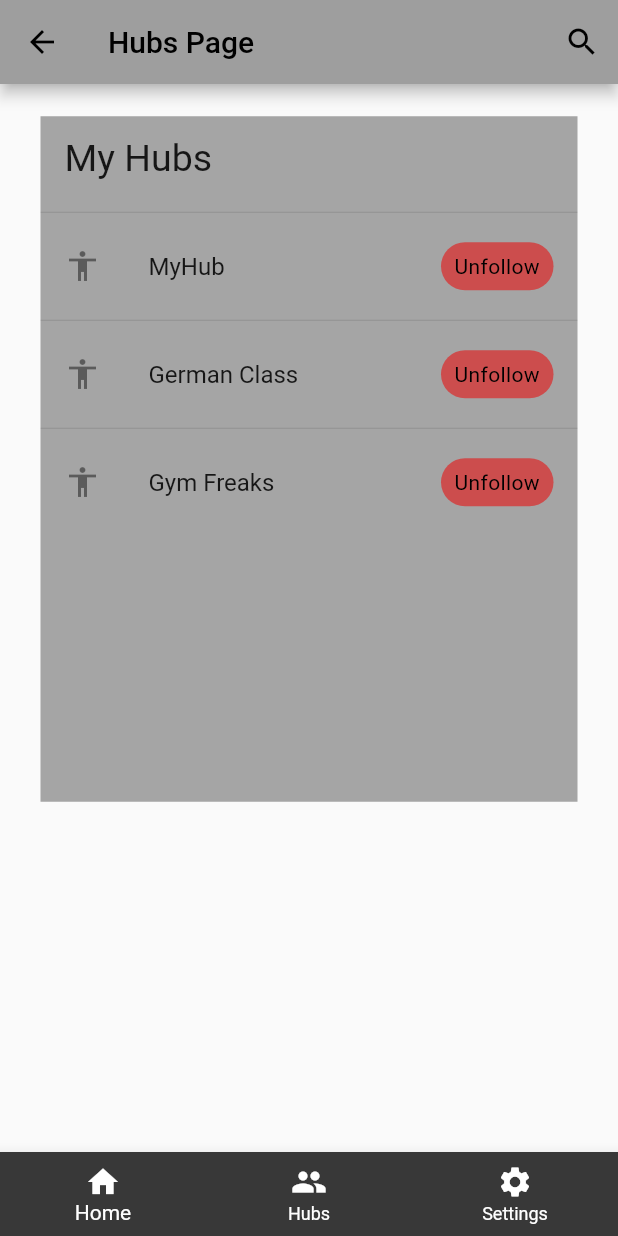
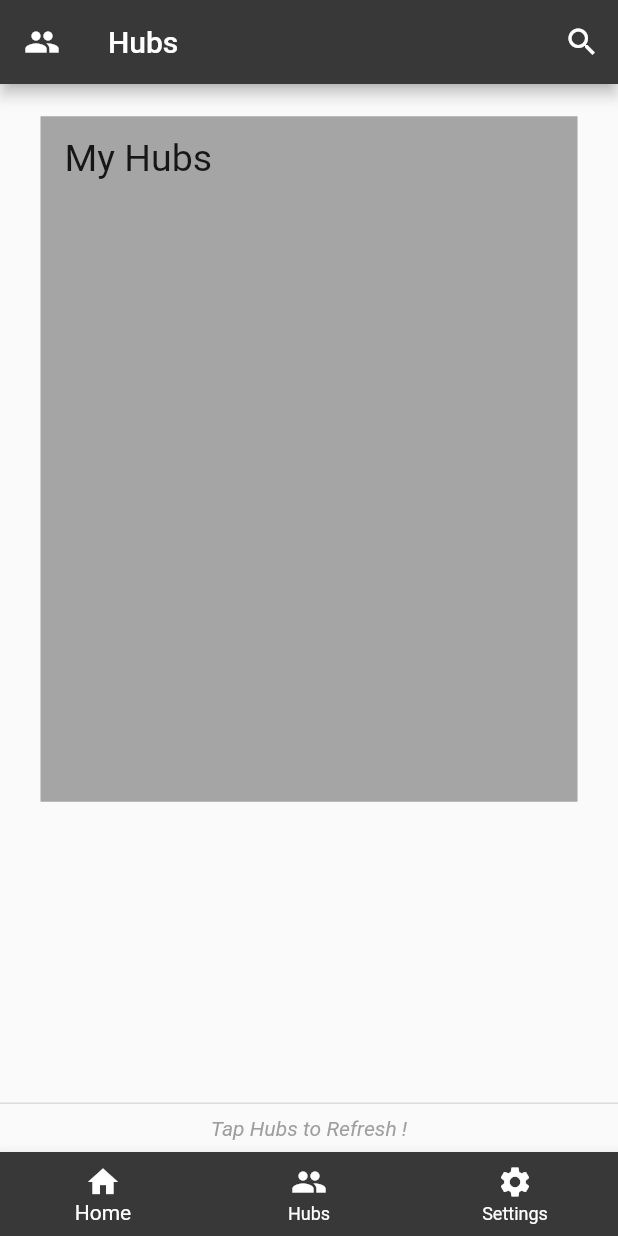
Before and after one commit to nickbrakis/hub_it_flutter, a Flutter app: the screen it shows after launch, item 2 of the bottom bar chosen, on a phone screen of 412 x 824 dp. Run offline on Flutter 3.47's test engine with Material 2 defaults, Android fonts, the phone set to English and light mode, and no system bars.

Commit message:
hubs page ready

```diff
--- a/lib/hubs.dart
+++ b/lib/hubs.dart
@@ -1,6 +1,7 @@
 import 'dart:developer';
 
 import 'package:flutter/material.dart';
+import 'package:flutter/services.dart';
 import 'package:hub_it_app/settings.dart';
 import 'package:hub_it_app/main.dart';
 
@@ -35,10 +36,6 @@ class _HubsWidgetState extends State<HubsWidget> {
   }
 
 
-  final _color2 = const Color.fromARGB(255, 204, 77, 77);
-  final _color1 = const Color.fromARGB(255, 112, 239, 222);
-
-
   Widget _hubsBodyList() {
     destroyHubsList();
     buildHubsList();
@@ -53,21 +50,21 @@ class _HubsWidgetState extends State<HubsWidget> {
         color: const Color.fromARGB(255, 165, 165, 165),
         child : ListView.separated(
           shrinkWrap: true,
-          itemCount: _hubs.length + 1,
+          itemCount: _myHubs.length + 1,
           separatorBuilder:  (context, index) => const Divider(),
           itemBuilder: (context, index) {
             return ListTile(
-              leading: index == 0 ? null : const Icon(Icons.accessibility_sharp),
-              title : index == 0 ? const Text("My Hubs", style : TextStyle(fontSize : 25)) :Text(_hubs[index - 1].title),
+              leading: index == 0 ? null : const Icon(Icons.accessibility_sharp) ,
+              title : index == 0 ? const Text("My Hubs", style : TextStyle(fontSize : 25)) : Text(_myHubs[index - 1].title),
               trailing :index == 0 ? null : Container (
                 width : 75,
                 height :32,
                 decoration: BoxDecoration(
-                  color: _hubs[index - 1].isFollow ? _color2 : _color1,
+                  color: _myHubs[index - 1].isFollow ? _color2 : _color1,
                   borderRadius: const BorderRadius.all(Radius.circular(20))
                 ),
                 child : IconButton(
-                  icon: _hubs[index - 1].isFollow ? const Text('Unfollow',
+                  icon: _myHubs[index - 1].isFollow ? const Text('Unfollow',
                     textAlign: TextAlign.center,
                     style: TextStyle(
                       color: Color.fromRGBO(0, 0, 0, 1),
@@ -88,7 +85,10 @@ class _HubsWidgetState extends State<HubsWidget> {
                     ),
                   onPressed: () {
                     setState(() {
-                      _hubs[index-1].isFollow = !_hubs[index-1].isFollow;
+                      _myHubs[index-1].isFollow = !_myHubs[index-1].isFollow;
+                      if (_myHubs.contains(_hubs[index])) {
+                        _myHubs.remove(_hubs[index]);
+                      }
                     });
                   },
                 ),
@@ -106,20 +106,38 @@ class _HubsWidgetState extends State<HubsWidget> {
   Widget build(BuildContext context) {
     return Scaffold(
       appBar: AppBar(
-        title: const Text("Hubs Page"),
+        leading: const Icon(Icons.people,
+          color: Colors.white
+          ),
+        title: const Text("Hubs",
+          style: TextStyle(
+            color: Colors.white
+            ),
+          ),
         actions: [
           IconButton(
-            icon: const Icon(Icons.search),
+            icon: const Icon(Icons.search ,
+              color : Colors.white),
             onPressed: () {
               showSearch(
                 context: context,
-                delegate: MySearchDelegate()
+                delegate: MySearchDelegate(),
+                useRootNavigator: false,
               );
             },
           )
         ],
+        backgroundColor: const Color.fromARGB(255, 56, 56, 56),
       ),
       body : _hubsBodyList(),
+      persistentFooterButtons: const <Widget>[
+        Center(
+          child: Text("Tap Hubs to Refresh !", style: TextStyle(
+            fontStyle: FontStyle.italic,
+            color: Colors.grey,
+          )),
+        )
+      ],
       bottomNavigationBar: BottomNavigationBar(
         items: const <BottomNavigationBarItem>[
           BottomNavigationBarItem(
@@ -213,7 +231,9 @@ class MySearchDelegate extends SearchDelegate {
                                 fontWeight: FontWeight.normal,
                                 )
                               ),
-                          onPressed: () {},
+                            onPressed: () {
+                              _hubs[hubIdx].isFollow = !_hubs[hubIdx].isFollow;
+                            },
                           ),
                         )
                     ),
@@ -282,6 +302,7 @@ class MySearchDelegate extends SearchDelegate {
   @override
   Widget buildResults(BuildContext context) => _hubsSearchPage();
 
+
   @override
   Widget buildSuggestions(BuildContext context) {
     var listToShow;
@@ -314,23 +335,49 @@ class MySearchDelegate extends SearchDelegate {
   }
 }
 
+// ------------------------------------ DATA --------------------------------------- //
 // Create some dummy data
 // Hubs data struct : Obj Hubs [String title,List <String> habbits]
-final _hubs = <Hub>[];
-final hub0 =
-    Hub(title: "MyHub", enabled: true, habbits: ["Work", "Study", "Cook"]);
+final hub0 = Hub(
+    title: "MyHub",
+    habbits: ["Work", "Study", "Cook"]);
 final hub1 = Hub(
     title: "German Class",
-    enabled: true,
     habbits: ["Studying", "Listening", "Videos"]);
 final hub2 = Hub(
-    title: "Gym Freaks",
-    enabled: true,
+    title: "Gym",
     habbits: ["Workout", "Pre Meal", "After meal"]);
+final hub3 = Hub(
+    title: "Photography",
+    habbits: ["Landscapes", "Portrait", "Videos", "Photoshop"]);
+final hub4 = Hub(
+    title: "Cinema",
+    habbits: ["Movies", "Series"]);
+final hub5 = Hub(
+    title: "Coding",
+    habbits: ["Algorithms", "Data", "Work"]);
+final hub6 = Hub(
+    title: "Cycling",
+    habbits: ["Training", "Rest"]);
+final hub7 = Hub(
+    title: "Reading",
+    habbits: ["Books", "Notes"]);
+final hub8 = Hub(
+    title: "Trekking",
+    habbits: ["Running", "Mountains"]);
+
+final _hubs = <Hub>[];
+final _myHubs = <Hub>[];
 void buildHubsList() {
   _hubs.add(hub0);
   _hubs.add(hub1);
   _hubs.add(hub2);
+  _hubs.add(hub3);
+  _hubs.add(hub4);
+  _hubs.add(hub5);
+  _hubs.add(hub6);
+  _hubs.add(hub7);
+  _hubs.add(hub8);
 }
 
 void destroyHubsList() {
@@ -340,10 +387,10 @@ void destroyHubsList() {
 class Hub {
   String title;
   List<String> habbits;
-  bool enabled;
-  bool isFollow = true;
+  bool enabled = true;
+  bool isFollow = false;
 
-  Hub({required this.title, required this.habbits, required this.enabled});
+  Hub({required this.title, required this.habbits});
 }
 
 const _color2 =  Color.fromARGB(255, 204, 77, 77);
```
Also changed, not shown: pubspec.yaml (+8 -1 lines). Lines whose indentation alone changed are shown as unchanged.
